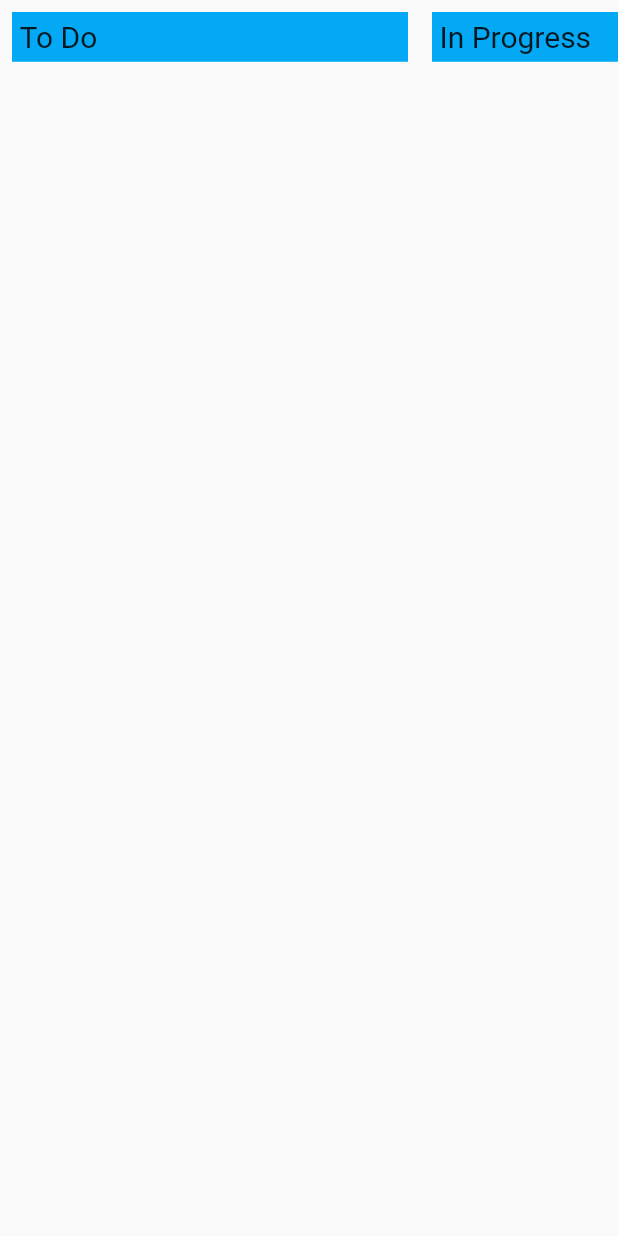
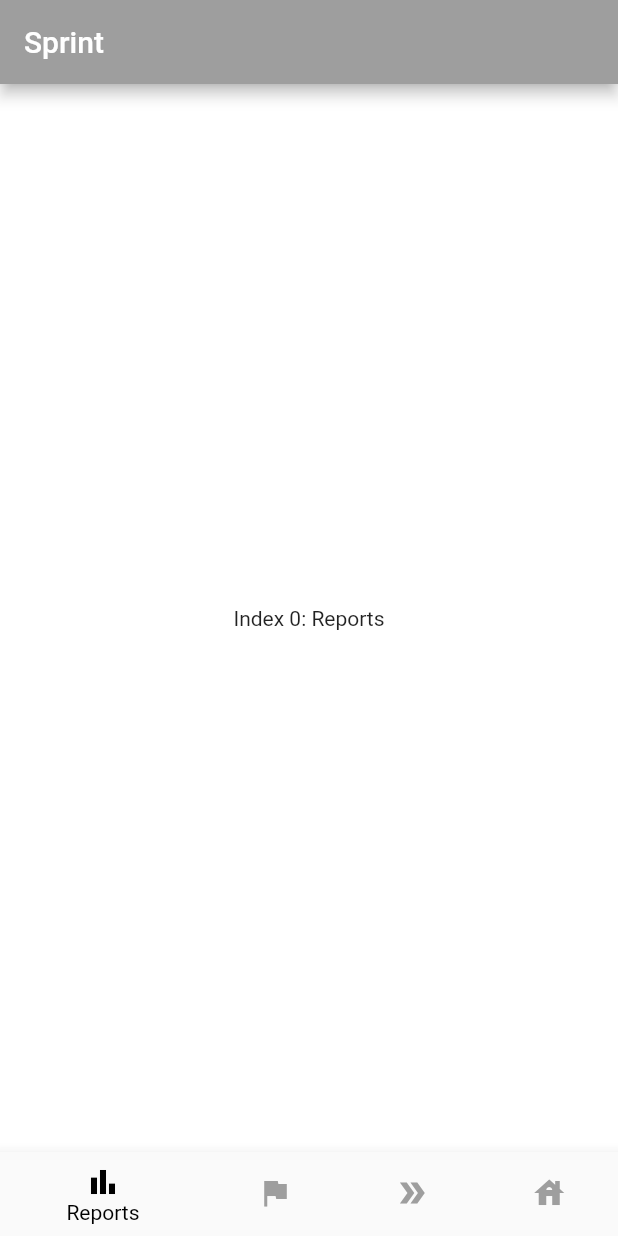
Before and after one commit to HaydenTheBaron/flutter-kanban-app, a Flutter app: the screen it shows after launch, on a phone screen of 412 x 824 dp. Run offline on Flutter 3.47's test engine with Material 2 defaults, Android fonts, the phone set to English and light mode, and no system bars.

Commit message:
Refactor into multiple files & add nav bar

```diff
--- a/lib/main.dart
+++ b/lib/main.dart
@@ -1,8 +1,5 @@
 import 'package:flutter/material.dart';
-import 'package:kanbanapp2/boardview_controller.dart';
-import 'package:kanbanapp2/board_list.dart';
-import 'package:kanbanapp2/board_item.dart';
-import 'package:kanbanapp2/boardview.dart';
+import 'package:kanbanapp2/screens/screens.dart';
 
 void main() {
   runApp(MyApp());
@@ -28,108 +25,8 @@ class MyApp extends StatelessWidget {
         ),
         home: Scaffold(
           body: SafeArea(
-            child: HomePage(),
+            child: SprintScreen(),
           ),
         ));
   }
 }
-
-class HomePage extends StatelessWidget {
-  const HomePage({Key key}) : super(key: key);
-
-  static List<BoardListObject> _listData = [
-    BoardListObject(title: "To Do"),
-    BoardListObject(title: "In Progress"),
-    BoardListObject(title: "Waiting"),
-    BoardListObject(title: "Done"),
-  ];
-
-  static BoardViewController boardViewController = BoardViewController();
-
-  @override
-  Widget build(BuildContext context) {
-    List<BoardList> _lists = [];
-    for (var listDatum in _listData) {
-      _lists.add(_createBoardList(listDatum));
-    }
-
-    return BoardView(
-      lists: _lists,
-      boardViewController: boardViewController,
-    );
-  }
-
-  Widget _createBoardList(BoardListObject list) {
-    List<BoardItem> items = [];
-    for (var item in list.items) {
-      items.add(buildBoardItem(item));
-    }
-
-    return BoardList(
-      onStartDragList: (int listIndex) {},
-      onTapList: (int listIndex) async {},
-      onDropList: (int listIndex, int oldListIndex) {
-        var list = _listData[oldListIndex];
-        _listData.removeAt(oldListIndex);
-        _listData.insert(listIndex, list);
-      },
-      headerBackgroundColor: Colors.lightBlue,
-      backgroundColor: Colors.lightBlue,
-      header: [
-        Expanded(
-          child: Padding(
-            padding: EdgeInsets.all(5),
-            child: Text(
-              list.title,
-              style: TextStyle(fontSize: 20),
-            ),
-          ),
-        ),
-      ],
-      items: items,
-    );
-  }
-
-  Widget buildBoardItem(BoardItemObject itemObject) {
-    return BoardItem(
-      onStartDragItem: (int listIndex, int itemIndex, BoardItemState state) {},
-      onDropItem: (int listIndex, int itemIndex, int oldListIndex,
-          int oldItemIndex, BoardItemState state) {
-        var item = _listData[oldListIndex].items[oldItemIndex];
-        _listData[oldListIndex].items.removeAt(oldItemIndex);
-        _listData[listIndex].items.insert(itemIndex, item);
-      },
-      onTapItem: (int listIndex, int itemIndex, BoardItemState state) async {},
-      item: Card(
-        child: Padding(
-          padding: const EdgeInsets.all(8.0),
-          child: Text(itemObject.title),
-        ),
-      ),
-    );
-  }
-}
-
-class BoardListObject {
-  String title;
-  List<BoardItemObject> items;
-
-  BoardListObject({this.title, this.items}) {
-    if (this.title == null) {
-      this.title = "";
-    }
-    if (this.items == null) {
-      this.items = [];
-    }
-  }
-}
-
-class BoardItemObject {
-  String title;
-
-  BoardItemObject(this.title) {
-    if (this.title == null) {
-      this.title = "";
-    }
-  }
-}
--- /dev/null
+++ b/lib/screens/screens.dart
@@ -0,0 +1,3 @@
+// Export everything in ./screens directory in this file
+
+export 'sprint_screen.dart';
--- /dev/null
+++ b/lib/screens/sprint_screen.dart
@@ -0,0 +1,56 @@
+import 'package:flutter/material.dart';
+import 'package:kanbanapp2/shared/kanban_board.dart';
+
+class SprintScreen extends StatefulWidget {
+  const SprintScreen({Key key}) : super(key: key);
+
+  @override
+  _SprintScreenState createState() => _SprintScreenState();
+}
+
+class _SprintScreenState extends State<SprintScreen> {
+  int _selectedIndex = 0;
+  static const List<Widget> _widgetOptions = <Widget>[
+    Text('Index 0: Reports'), // Reports Screen
+    Text('Index 1: Summits'), // Summits Screen
+    Text('Index 2: Backlog'), // Backlog Screen
+    KanbanBoard(), // Sprints Screen // TODO: refactor navigation bar logic outside of sprint_screen
+  ];
+
+  void _onItemTapped(int index) {
+    setState(() {
+      _selectedIndex = index;
+    });
+  }
+
+  @override
+  Widget build(BuildContext context) {
+    return Container(
+      child: Scaffold(
+        appBar:
+            AppBar(title: const Text('Sprint'), backgroundColor: Colors.grey),
+        backgroundColor: Colors.white,
+        body: Center(
+          child: _widgetOptions.elementAt(_selectedIndex),
+        ),
+        bottomNavigationBar: BottomNavigationBar(
+          selectedItemColor: Colors.black,
+          unselectedItemColor: Colors.grey,
+          currentIndex: _selectedIndex,
+          onTap: _onItemTapped,
+          items: [
+            BottomNavigationBarItem(
+                label: 'Reports', icon: Icon(Icons.bar_chart)),
+            BottomNavigationBarItem(label: 'Summits', icon: Icon(Icons.flag)),
+            BottomNavigationBarItem(
+                label: 'Backlog', icon: Icon(Icons.double_arrow_sharp)),
+            BottomNavigationBarItem(
+                label: 'Sprint',
+                icon: Icon(Icons.house),
+                backgroundColor: Color.fromRGBO(230, 230, 230, 1)),
+          ],
+        ),
+      ),
+    );
+  }
+}
--- /dev/null
+++ b/lib/services/services.dart
@@ -0,0 +1 @@
+// Export everything in ./services directory in this file
--- a/lib/board_item.dart
+++ b/lib/shared/kanban_board_helpers/board_item.dart
@@ -1,4 +1,4 @@
-import 'package:kanbanapp2/board_list.dart';
+import 'package:kanbanapp2/shared/kanban_board_helpers/board_list.dart';
 import 'package:flutter/material.dart';
 import 'package:flutter/widgets.dart';
 
--- a/lib/board_list.dart
+++ b/lib/shared/kanban_board_helpers/board_list.dart
@@ -1,5 +1,5 @@
-import 'package:kanbanapp2/board_item.dart';
-import 'package:kanbanapp2/boardview.dart';
+import 'package:kanbanapp2/shared/kanban_board_helpers/board_item.dart';
+import 'package:kanbanapp2/shared/kanban_board_helpers/boardview.dart';
 import 'package:flutter/material.dart';
 import 'package:flutter/widgets.dart';
 
--- a/lib/boardview.dart
+++ b/lib/shared/kanban_board_helpers/boardview.dart
@@ -2,11 +2,11 @@ library boardview;
 
 import 'dart:math';
 
-import 'package:kanbanapp2/boardview_controller.dart';
+import 'package:kanbanapp2/shared/kanban_board_helpers/boardview_controller.dart';
 import 'package:flutter/material.dart';
 import 'package:flutter/widgets.dart';
 import 'dart:core';
-import 'package:kanbanapp2/board_list.dart';
+import 'package:kanbanapp2/shared/kanban_board_helpers/board_list.dart';
 
 class BoardView extends StatefulWidget {
   final List<BoardList> lists;
--- /dev/null
+++ b/lib/shared/shared.dart
@@ -0,0 +1,3 @@
+// Export everything in ./shared directory in this file
+
+export 'kanban_board.dart';
```
Also changed, not shown: lib/shared/kanban_board.dart (added, +116 -0 lines), lib/shared/kanban_board_helpers/boardview_controller.dart (renamed from lib/boardview_controller.dart).
